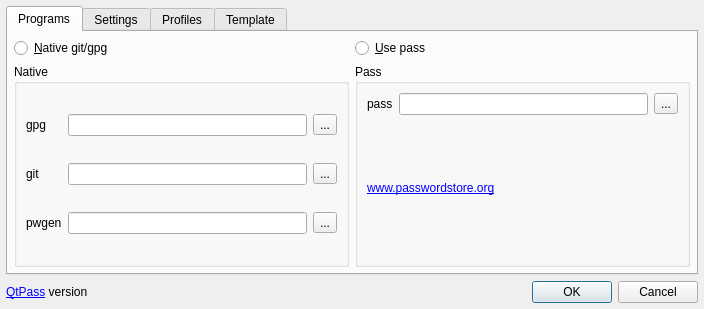
The window that configdialog.ui (IJHack/QtPass) describes before a commit, drawn with Qt 5.
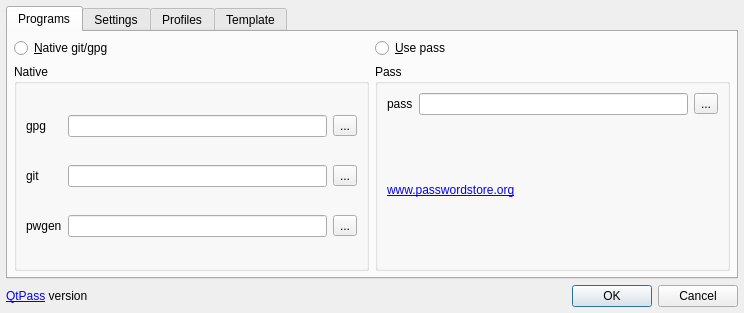
The same window after the commit. The open tabs and pages were chosen to show the change.

```diff
--- a/configdialog.ui
+++ b/configdialog.ui
@@ -6,8 +6,8 @@
    <rect>
     <x>0</x>
     <y>0</y>
-    <width>704</width>
-    <height>309</height>
+    <width>744</width>
+    <height>313</height>
    </rect>
   </property>
   <property name="windowTitle">
```
Left out of the diff: 2 changed lines with no effect on the pictures.
